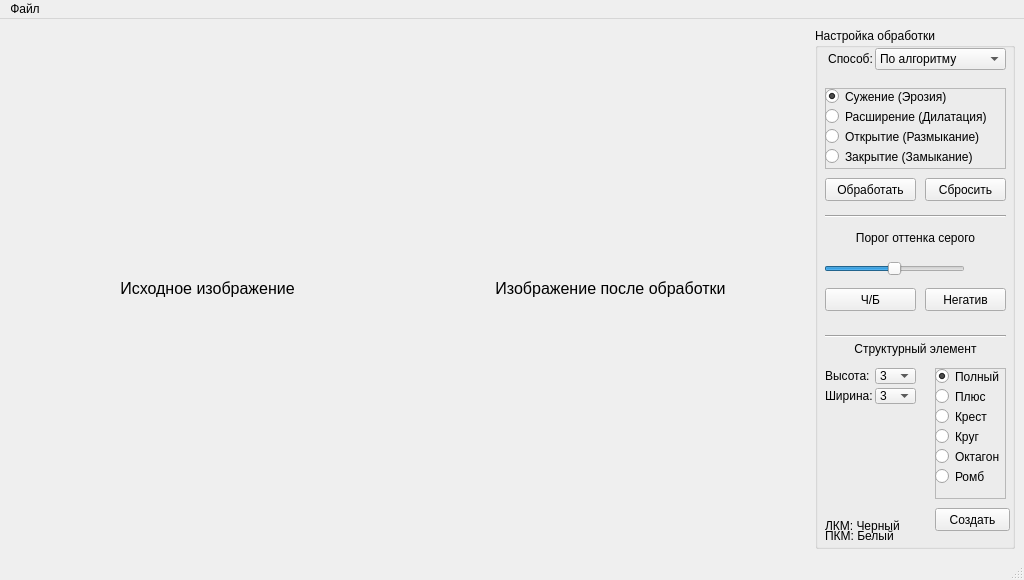
First picture: the form in src/design/design.ui, repository yxngxr1/Morphological-image-processing, before the edit.
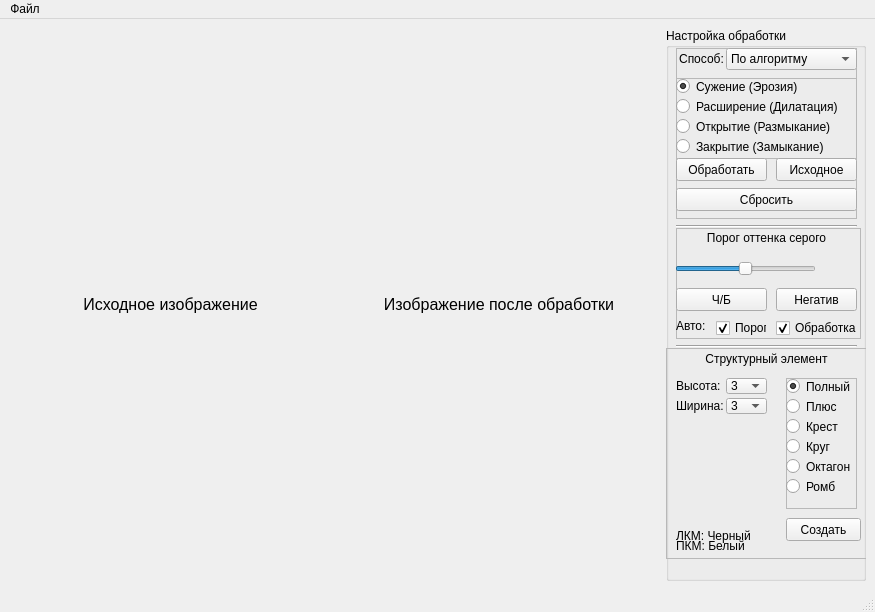
Second picture: the form after the edit.

Commit message: added auto process control in right panel and fix dilatation

The edit to the form file:
```diff
--- a/src/design/design.ui
+++ b/src/design/design.ui
@@ -6,14 +6,14 @@
    <rect>
     <x>0</x>
     <y>0</y>
-    <width>1024</width>
-    <height>580</height>
+    <width>875</width>
+    <height>612</height>
    </rect>
   </property>
   <property name="minimumSize">
    <size>
-    <width>1024</width>
-    <height>580</height>
+    <width>0</width>
+    <height>0</height>
    </size>
   </property>
   <property name="windowTitle">
@@ -79,6 +79,12 @@
           <verstretch>0</verstretch>
          </sizepolicy>
         </property>
+        <property name="minimumSize">
+         <size>
+          <width>200</width>
+          <height>0</height>
+         </size>
+        </property>
         <property name="maximumSize">
          <size>
           <width>200</width>
@@ -88,50 +94,52 @@
         <property name="title">
          <string>Настройка обработки</string>
         </property>
-        <widget class="QPushButton" name="btn_process">
+        <widget class="Line" name="line">
          <property name="geometry">
           <rect>
            <x>10</x>
-           <y>150</y>
-           <width>91</width>
-           <height>23</height>
+           <y>190</y>
+           <width>181</width>
+           <height>16</height>
           </rect>
          </property>
-         <property name="text">
-          <string>Обработать</string>
+         <property name="orientation">
+          <enum>Qt::Horizontal</enum>
          </property>
         </widget>
-        <widget class="QPushButton" name="btn_clear">
+        <widget class="Line" name="line_2">
          <property name="geometry">
           <rect>
-           <x>110</x>
-           <y>150</y>
-           <width>81</width>
-           <height>23</height>
+           <x>10</x>
+           <y>310</y>
+           <width>181</width>
+           <height>16</height>
           </rect>
          </property>
-         <property name="text">
-          <string>Сбросить</string>
+         <property name="orientation">
+          <enum>Qt::Horizontal</enum>
          </property>
         </widget>
-        <widget class="QPushButton" name="btn_to_black">
+        <widget class="QFrame" name="frame_process">
          <property name="geometry">
           <rect>
            <x>10</x>
-           <y>260</y>
-           <width>91</width>
-           <height>23</height>
+           <y>20</y>
+           <width>181</width>
+           <height>171</height>
           </rect>
          </property>
-         <property name="text">
-          <string>Ч/Б</string>
+         <property name="frameShape">
+          <enum>QFrame::StyledPanel</enum>
          </property>
-        </widget>
+         <property name="frameShadow">
+          <enum>QFrame::Raised</enum>
+         </property>
         <widget class="QComboBox" name="combo_box_alg">
          <property name="geometry">
           <rect>
-           <x>60</x>
-           <y>20</y>
+            <x>50</x>
+            <y>0</y>
            <width>131</width>
            <height>22</height>
           </rect>
@@ -150,8 +158,8 @@
         <widget class="QLabel" name="label_4">
          <property name="geometry">
           <rect>
-           <x>10</x>
-           <y>20</y>
+            <x>0</x>
+            <y>0</y>
            <width>51</width>
            <height>21</height>
           </rect>
@@ -163,143 +171,181 @@
           <set>Qt::AlignCenter</set>
          </property>
         </widget>
-        <widget class="QSlider" name="horizontal_slider">
+         <widget class="QFrame" name="frame_2">
          <property name="geometry">
           <rect>
-           <x>9</x>
-           <y>230</y>
-           <width>141</width>
-           <height>21</height>
-          </rect>
-         </property>
-         <property name="acceptDrops">
-          <bool>false</bool>
-         </property>
-         <property name="maximum">
-          <number>100</number>
-         </property>
-         <property name="singleStep">
-          <number>1</number>
-         </property>
-         <property name="pageStep">
-          <number>1</number>
-         </property>
-         <property name="value">
-          <number>50</number>
-         </property>
-         <property name="tracking">
+            <x>0</x>
+            <y>30</y>
+            <width>181</width>
+            <height>81</height>
+           </rect>
+          </property>
+          <property name="frameShape">
+           <enum>QFrame::StyledPanel</enum>
+          </property>
+          <property name="frameShadow">
+           <enum>QFrame::Raised</enum>
+          </property>
+          <widget class="QRadioButton" name="radio_erosion">
+           <property name="geometry">
+            <rect>
+             <x>0</x>
+             <y>0</y>
+             <width>121</width>
+             <height>17</height>
+            </rect>
+           </property>
+           <property name="toolTip">
+            <string>&lt;html&gt;&lt;head/&gt;&lt;body&gt;&lt;p&gt;В результате применения операции эрозии все объекты, меньшие чем структурный элемент, стираются, объекты, соединённые тонкими линиями становятся разъединёнными и размеры всех объектов уменьшаются.&lt;/p&gt;&lt;/body&gt;&lt;/html&gt;</string>
+           </property>
+           <property name="toolTipDuration">
+            <number>-1</number>
+           </property>
+           <property name="statusTip">
+            <string/>
+           </property>
+           <property name="text">
+            <string>Сужение (Эрозия)</string>
+           </property>
+           <property name="checked">
           <bool>true</bool>
          </property>
-         <property name="orientation">
-          <enum>Qt::Horizontal</enum>
-         </property>
-         <property name="invertedAppearance">
-          <bool>false</bool>
-         </property>
-         <property name="invertedControls">
-          <bool>false</bool>
-         </property>
-        </widget>
-        <widget class="QLabel" name="label">
+          </widget>
+          <widget class="QRadioButton" name="radio_dilation">
+           <property name="geometry">
+            <rect>
+             <x>0</x>
+             <y>20</y>
+             <width>161</width>
+             <height>17</height>
+            </rect>
+           </property>
+           <property name="toolTip">
+            <string>Увеличение контуров</string>
+           </property>
+           <property name="text">
+            <string>Расширение (Дилатация)</string>
+           </property>
+          </widget>
+          <widget class="QRadioButton" name="radio_closing">
          <property name="geometry">
           <rect>
-           <x>10</x>
-           <y>200</y>
-           <width>181</width>
-           <height>20</height>
-          </rect>
-         </property>
+             <x>0</x>
+             <y>60</y>
+             <width>151</width>
+             <height>17</height>
+            </rect>
+           </property>
+           <property name="toolTip">
+            <string>&lt;html&gt;&lt;head/&gt;&lt;body&gt;&lt;p&gt;Если к изображению применить сначала операцию наращивания, то мы сможем избавиться от малых дыр и щелей, но при этом произойдёт увеличение контура объекта. Избежать этого увеличения позволяет операция эрозия, выполненная сразу после наращивания с тем же структурным элементом.&lt;/p&gt;&lt;/body&gt;&lt;/html&gt;</string>
+           </property>
          <property name="text">
-          <string>Порог оттенка серого</string>
-         </property>
-         <property name="alignment">
-          <set>Qt::AlignCenter</set>
-         </property>
-        </widget>
-        <widget class="QLabel" name="label_slider_value">
+            <string>Закрытие (Замыкание)</string>
+           </property>
+          </widget>
+          <widget class="QRadioButton" name="radio_opening">
          <property name="geometry">
           <rect>
-           <x>160</x>
-           <y>230</y>
-           <width>31</width>
-           <height>21</height>
-          </rect>
-         </property>
-         <property name="font">
-          <font>
-           <pointsize>10</pointsize>
-          </font>
+             <x>0</x>
+             <y>40</y>
+             <width>161</width>
+             <height>17</height>
+            </rect>
+           </property>
+           <property name="toolTip">
+            <string>&lt;html&gt;&lt;head/&gt;&lt;body&gt;&lt;p&gt;Размыкание отсеивает все объекты, меньшие чем структурный элемент, но при этом помогает избежать сильного уменьшения размера объектов. Также размыкание идеально подходит для удаления линий, толщина которых меньше, чем диаметр структурного элемента. Также важно помнить, что после этой операции контуры объектов становятся более гладкими.&lt;/p&gt;&lt;/body&gt;&lt;/html&gt;</string>
          </property>
          <property name="text">
-          <string/>
-         </property>
-        </widget>
-        <widget class="Line" name="line">
+            <string>Открытие (Размыкание)</string>
+           </property>
+          </widget>
+         </widget>
+         <widget class="QPushButton" name="btn_clear">
          <property name="geometry">
           <rect>
-           <x>10</x>
-           <y>180</y>
+            <x>0</x>
+            <y>140</y>
            <width>181</width>
-           <height>16</height>
-          </rect>
-         </property>
-         <property name="orientation">
-          <enum>Qt::Horizontal</enum>
-         </property>
-        </widget>
-        <widget class="QPushButton" name="btn_negative">
+            <height>23</height>
+           </rect>
+          </property>
+          <property name="text">
+           <string>Сбросить</string>
+          </property>
+         </widget>
+         <widget class="QPushButton" name="btn_process">
          <property name="geometry">
           <rect>
-           <x>110</x>
-           <y>260</y>
+            <x>0</x>
+            <y>110</y>
+            <width>91</width>
+            <height>23</height>
+           </rect>
+          </property>
+          <property name="text">
+           <string>Обработать</string>
+          </property>
+         </widget>
+         <widget class="QPushButton" name="btn_src">
+          <property name="geometry">
+           <rect>
+            <x>100</x>
+            <y>110</y>
            <width>81</width>
            <height>23</height>
           </rect>
          </property>
          <property name="text">
-          <string>Негатив</string>
-         </property>
-        </widget>
-        <widget class="QLabel" name="label_struct_image">
+           <string>Исходное</string>
+          </property>
+         </widget>
+        </widget>
+        <widget class="QFrame" name="frame_struct">
          <property name="geometry">
           <rect>
-           <x>10</x>
-           <y>390</y>
-           <width>100</width>
-           <height>100</height>
+           <x>0</x>
+           <y>320</y>
+           <width>201</width>
+           <height>211</height>
           </rect>
          </property>
-         <property name="sizePolicy">
-          <sizepolicy hsizetype="Preferred" vsizetype="Preferred">
-           <horstretch>0</horstretch>
-           <verstretch>0</verstretch>
-          </sizepolicy>
+         <property name="frameShape">
+          <enum>QFrame::StyledPanel</enum>
+         </property>
+         <property name="frameShadow">
+          <enum>QFrame::Raised</enum>
+         </property>
+         <widget class="QPushButton" name="btn_struct_create">
+          <property name="geometry">
+           <rect>
+            <x>120</x>
+            <y>170</y>
+            <width>75</width>
+            <height>23</height>
+           </rect>
          </property>
          <property name="text">
-          <string/>
-         </property>
-         <property name="alignment">
-          <set>Qt::AlignCenter</set>
-         </property>
-        </widget>
-        <widget class="Line" name="line_2">
+           <string>Создать</string>
+          </property>
+         </widget>
+         <widget class="QLabel" name="label_5">
          <property name="geometry">
           <rect>
            <x>10</x>
-           <y>300</y>
-           <width>181</width>
+            <y>50</y>
+            <width>51</width>
            <height>16</height>
           </rect>
          </property>
-         <property name="orientation">
-          <enum>Qt::Horizontal</enum>
+          <property name="text">
+           <string>Ширина:</string>
          </property>
         </widget>
         <widget class="QLabel" name="label_2">
          <property name="geometry">
           <rect>
            <x>10</x>
-           <y>310</y>
+            <y>0</y>
            <width>181</width>
            <height>21</height>
           </rect>
@@ -320,97 +366,11 @@
           <set>Qt::AlignCenter</set>
          </property>
         </widget>
-        <widget class="QComboBox" name="combo_box_h">
-         <property name="geometry">
-          <rect>
-           <x>60</x>
-           <y>340</y>
-           <width>41</width>
-           <height>16</height>
-          </rect>
-         </property>
-         <item>
-          <property name="text">
-           <string>3</string>
-          </property>
-         </item>
-         <item>
-          <property name="text">
-           <string>5</string>
-          </property>
-         </item>
-         <item>
-          <property name="text">
-           <string>7</string>
-          </property>
-         </item>
-         <item>
-          <property name="text">
-           <string>9</string>
-          </property>
-         </item>
-         <item>
-          <property name="text">
-           <string>11</string>
-          </property>
-         </item>
-         <item>
-          <property name="text">
-           <string>13</string>
-          </property>
-         </item>
-         <item>
-          <property name="text">
-           <string>15</string>
-          </property>
-         </item>
-         <item>
-          <property name="text">
-           <string>17</string>
-          </property>
-         </item>
-         <item>
-          <property name="text">
-           <string>19</string>
-          </property>
-         </item>
-         <item>
-          <property name="text">
-           <string>21</string>
-          </property>
-         </item>
-        </widget>
-        <widget class="QLabel" name="label_3">
-         <property name="geometry">
-          <rect>
-           <x>10</x>
-           <y>340</y>
-           <width>51</width>
-           <height>16</height>
-          </rect>
-         </property>
-         <property name="text">
-          <string>Высота:</string>
-         </property>
-        </widget>
-        <widget class="QLabel" name="label_5">
-         <property name="geometry">
-          <rect>
-           <x>10</x>
-           <y>360</y>
-           <width>51</width>
-           <height>16</height>
-          </rect>
-         </property>
-         <property name="text">
-          <string>Ширина:</string>
-         </property>
-        </widget>
         <widget class="QComboBox" name="combo_box_w">
          <property name="geometry">
           <rect>
            <x>60</x>
-           <y>360</y>
+            <y>50</y>
            <width>41</width>
            <height>16</height>
           </rect>
@@ -470,7 +430,7 @@
          <property name="geometry">
           <rect>
            <x>120</x>
-           <y>340</y>
+            <y>30</y>
            <width>71</width>
            <height>131</height>
           </rect>
@@ -569,126 +529,33 @@
           </property>
          </widget>
         </widget>
-        <widget class="QFrame" name="frame_2">
+         <widget class="QLabel" name="label_struct_image">
          <property name="geometry">
           <rect>
            <x>10</x>
-           <y>60</y>
-           <width>181</width>
-           <height>81</height>
-          </rect>
-         </property>
-         <property name="frameShape">
-          <enum>QFrame::StyledPanel</enum>
-         </property>
-         <property name="frameShadow">
-          <enum>QFrame::Raised</enum>
-         </property>
-         <widget class="QRadioButton" name="radio_erosion">
-          <property name="geometry">
-           <rect>
-            <x>0</x>
-            <y>0</y>
-            <width>121</width>
-            <height>17</height>
-           </rect>
-          </property>
-          <property name="toolTip">
-           <string>&lt;html&gt;&lt;head/&gt;&lt;body&gt;&lt;p&gt;В результате применения операции эрозии все объекты, меньшие чем структурный элемент, стираются, объекты, соединённые тонкими линиями становятся разъединёнными и размеры всех объектов уменьшаются.&lt;/p&gt;&lt;/body&gt;&lt;/html&gt;</string>
-          </property>
-          <property name="toolTipDuration">
-           <number>-1</number>
-          </property>
-          <property name="statusTip">
+            <y>70</y>
+            <width>100</width>
+            <height>100</height>
+           </rect>
+          </property>
+          <property name="sizePolicy">
+           <sizepolicy hsizetype="Preferred" vsizetype="Preferred">
+            <horstretch>0</horstretch>
+            <verstretch>0</verstretch>
+           </sizepolicy>
+          </property>
+          <property name="text">
            <string/>
           </property>
-          <property name="text">
-           <string>Сужение (Эрозия)</string>
-          </property>
-          <property name="checked">
-           <bool>true</bool>
-          </property>
-         </widget>
-         <widget class="QRadioButton" name="radio_dilation">
-          <property name="geometry">
-           <rect>
-            <x>0</x>
-            <y>20</y>
-            <width>161</width>
-            <height>17</height>
-           </rect>
-          </property>
-          <property name="toolTip">
-           <string>Увеличение контуров</string>
-          </property>
-          <property name="text">
-           <string>Расширение (Дилатация)</string>
-          </property>
-         </widget>
-         <widget class="QRadioButton" name="radio_closing">
-          <property name="geometry">
-           <rect>
-            <x>0</x>
-            <y>60</y>
-            <width>151</width>
-            <height>17</height>
-           </rect>
-          </property>
-          <property name="toolTip">
-           <string>&lt;html&gt;&lt;head/&gt;&lt;body&gt;&lt;p&gt;Если к изображению применить сначала операцию наращивания, то мы сможем избавиться от малых дыр и щелей, но при этом произойдёт увеличение контура объекта. Избежать этого увеличения позволяет операция эрозия, выполненная сразу после наращивания с тем же структурным элементом.&lt;/p&gt;&lt;/body&gt;&lt;/html&gt;</string>
-          </property>
-          <property name="text">
-           <string>Закрытие (Замыкание)</string>
-          </property>
-         </widget>
-         <widget class="QRadioButton" name="radio_opening">
-          <property name="geometry">
-           <rect>
-            <x>0</x>
-            <y>40</y>
-            <width>161</width>
-            <height>17</height>
-           </rect>
-          </property>
-          <property name="toolTip">
-           <string>&lt;html&gt;&lt;head/&gt;&lt;body&gt;&lt;p&gt;Размыкание отсеивает все объекты, меньшие чем структурный элемент, но при этом помогает избежать сильного уменьшения размера объектов. Также размыкание идеально подходит для удаления линий, толщина которых меньше, чем диаметр структурного элемента. Также важно помнить, что после этой операции контуры объектов становятся более гладкими.&lt;/p&gt;&lt;/body&gt;&lt;/html&gt;</string>
-          </property>
-          <property name="text">
-           <string>Открытие (Размыкание)</string>
-          </property>
-         </widget>
-        </widget>
-        <widget class="QPushButton" name="btn_struct_create">
-         <property name="geometry">
-          <rect>
-           <x>120</x>
-           <y>480</y>
-           <width>75</width>
-           <height>23</height>
-          </rect>
-         </property>
-         <property name="text">
-          <string>Создать</string>
-         </property>
-        </widget>
-        <widget class="QLabel" name="label_6">
-         <property name="geometry">
-          <rect>
-           <x>10</x>
-           <y>490</y>
-           <width>101</width>
-           <height>16</height>
-          </rect>
-         </property>
-         <property name="text">
-          <string>ЛКМ: Черный</string>
+          <property name="alignment">
+           <set>Qt::AlignCenter</set>
          </property>
         </widget>
         <widget class="QLabel" name="label_7">
          <property name="geometry">
           <rect>
            <x>10</x>
-           <y>500</y>
+            <y>190</y>
            <width>101</width>
            <height>16</height>
           </rect>
@@ -697,6 +564,251 @@
           <string>ПКМ: Белый</string>
          </property>
         </widget>
+         <widget class="QLabel" name="label_3">
+          <property name="geometry">
+           <rect>
+            <x>10</x>
+            <y>30</y>
+            <width>51</width>
+            <height>16</height>
+           </rect>
+          </property>
+          <property name="text">
+           <string>Высота:</string>
+          </property>
+         </widget>
+         <widget class="QLabel" name="label_6">
+          <property name="geometry">
+           <rect>
+            <x>10</x>
+            <y>180</y>
+            <width>101</width>
+            <height>16</height>
+           </rect>
+          </property>
+          <property name="text">
+           <string>ЛКМ: Черный</string>
+          </property>
+         </widget>
+         <widget class="QComboBox" name="combo_box_h">
+          <property name="geometry">
+           <rect>
+            <x>60</x>
+            <y>30</y>
+            <width>41</width>
+            <height>16</height>
+           </rect>
+          </property>
+          <item>
+           <property name="text">
+            <string>3</string>
+           </property>
+          </item>
+          <item>
+           <property name="text">
+            <string>5</string>
+           </property>
+          </item>
+          <item>
+           <property name="text">
+            <string>7</string>
+           </property>
+          </item>
+          <item>
+           <property name="text">
+            <string>9</string>
+           </property>
+          </item>
+          <item>
+           <property name="text">
+            <string>11</string>
+           </property>
+          </item>
+          <item>
+           <property name="text">
+            <string>13</string>
+           </property>
+          </item>
+          <item>
+           <property name="text">
+            <string>15</string>
+           </property>
+          </item>
+          <item>
+           <property name="text">
+            <string>17</string>
+           </property>
+          </item>
+          <item>
+           <property name="text">
+            <string>19</string>
+           </property>
+          </item>
+          <item>
+           <property name="text">
+            <string>21</string>
+           </property>
+          </item>
+         </widget>
+        </widget>
+        <widget class="QFrame" name="frame_threshold">
+         <property name="geometry">
+          <rect>
+           <x>10</x>
+           <y>200</y>
+           <width>185</width>
+           <height>111</height>
+          </rect>
+         </property>
+         <property name="frameShape">
+          <enum>QFrame::StyledPanel</enum>
+         </property>
+         <property name="frameShadow">
+          <enum>QFrame::Raised</enum>
+         </property>
+         <widget class="QCheckBox" name="check_box_auto_threshold">
+          <property name="geometry">
+           <rect>
+            <x>40</x>
+            <y>90</y>
+            <width>51</width>
+            <height>20</height>
+           </rect>
+          </property>
+          <property name="text">
+           <string>Порог</string>
+          </property>
+          <property name="checked">
+           <bool>true</bool>
+          </property>
+         </widget>
+         <widget class="QSlider" name="horizontal_slider">
+          <property name="geometry">
+           <rect>
+            <x>-1</x>
+            <y>30</y>
+            <width>141</width>
+            <height>21</height>
+           </rect>
+          </property>
+          <property name="acceptDrops">
+           <bool>false</bool>
+          </property>
+          <property name="maximum">
+           <number>100</number>
+          </property>
+          <property name="singleStep">
+           <number>1</number>
+          </property>
+          <property name="pageStep">
+           <number>1</number>
+          </property>
+          <property name="value">
+           <number>50</number>
+          </property>
+          <property name="tracking">
+           <bool>true</bool>
+          </property>
+          <property name="orientation">
+           <enum>Qt::Horizontal</enum>
+          </property>
+          <property name="invertedAppearance">
+           <bool>false</bool>
+          </property>
+          <property name="invertedControls">
+           <bool>false</bool>
+          </property>
+         </widget>
+         <widget class="QLabel" name="label_slider_value">
+          <property name="geometry">
+           <rect>
+            <x>150</x>
+            <y>30</y>
+            <width>31</width>
+            <height>21</height>
+           </rect>
+          </property>
+          <property name="font">
+           <font>
+            <pointsize>10</pointsize>
+           </font>
+          </property>
+          <property name="text">
+           <string/>
+          </property>
+         </widget>
+         <widget class="QLabel" name="label">
+          <property name="geometry">
+           <rect>
+            <x>0</x>
+            <y>0</y>
+            <width>181</width>
+            <height>20</height>
+           </rect>
+          </property>
+          <property name="text">
+           <string>Порог оттенка серого</string>
+          </property>
+          <property name="alignment">
+           <set>Qt::AlignCenter</set>
+          </property>
+         </widget>
+         <widget class="QPushButton" name="btn_negative">
+          <property name="geometry">
+           <rect>
+            <x>100</x>
+            <y>60</y>
+            <width>81</width>
+            <height>23</height>
+           </rect>
+          </property>
+          <property name="text">
+           <string>Негатив</string>
+          </property>
+         </widget>
+         <widget class="QPushButton" name="btn_to_black">
+          <property name="geometry">
+           <rect>
+            <x>0</x>
+            <y>60</y>
+            <width>91</width>
+            <height>23</height>
+           </rect>
+          </property>
+          <property name="text">
+           <string>Ч/Б</string>
+          </property>
+         </widget>
+         <widget class="QLabel" name="label_8">
+          <property name="geometry">
+           <rect>
+            <x>0</x>
+            <y>90</y>
+            <width>31</width>
+            <height>16</height>
+           </rect>
+          </property>
+          <property name="text">
+           <string>Авто:</string>
+          </property>
+         </widget>
+         <widget class="QCheckBox" name="check_box_auto_process">
+          <property name="geometry">
+           <rect>
+            <x>100</x>
+            <y>90</y>
+            <width>81</width>
+            <height>20</height>
+           </rect>
+          </property>
+          <property name="text">
+           <string>Обработка</string>
+          </property>
+          <property name="checked">
+           <bool>true</bool>
+          </property>
+         </widget>
+        </widget>
        </widget>
       </item>
      </layout>
@@ -708,7 +820,7 @@
     <rect>
      <x>0</x>
      <y>0</y>
-     <width>1024</width>
+     <width>875</width>
      <height>21</height>
     </rect>
    </property>
```
Lines whose indentation alone changed are shown as unchanged. The commit also changes 6 other files.
